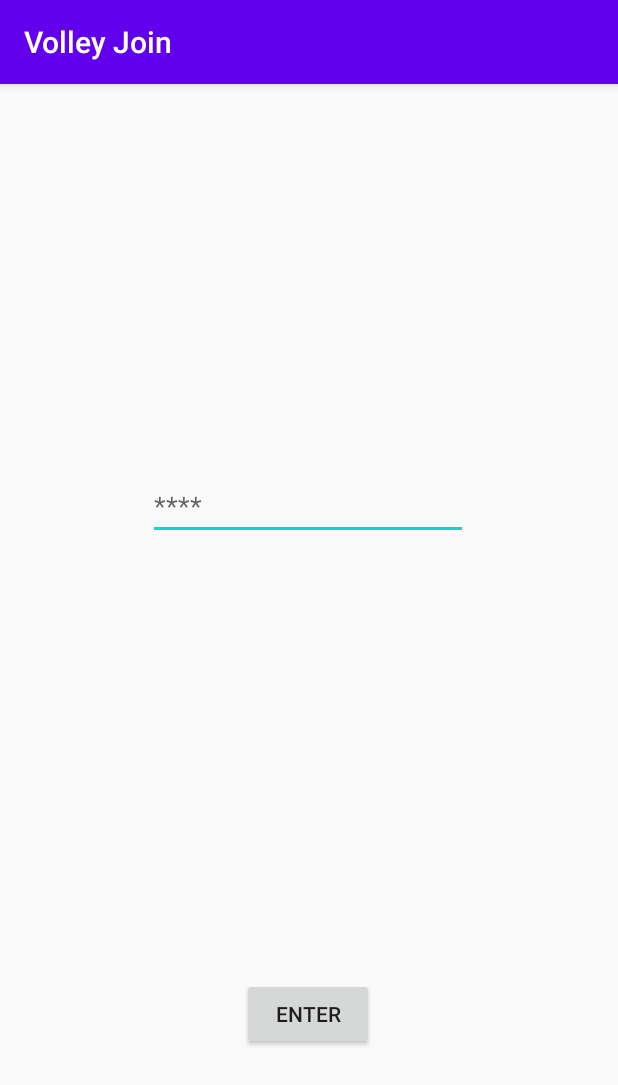
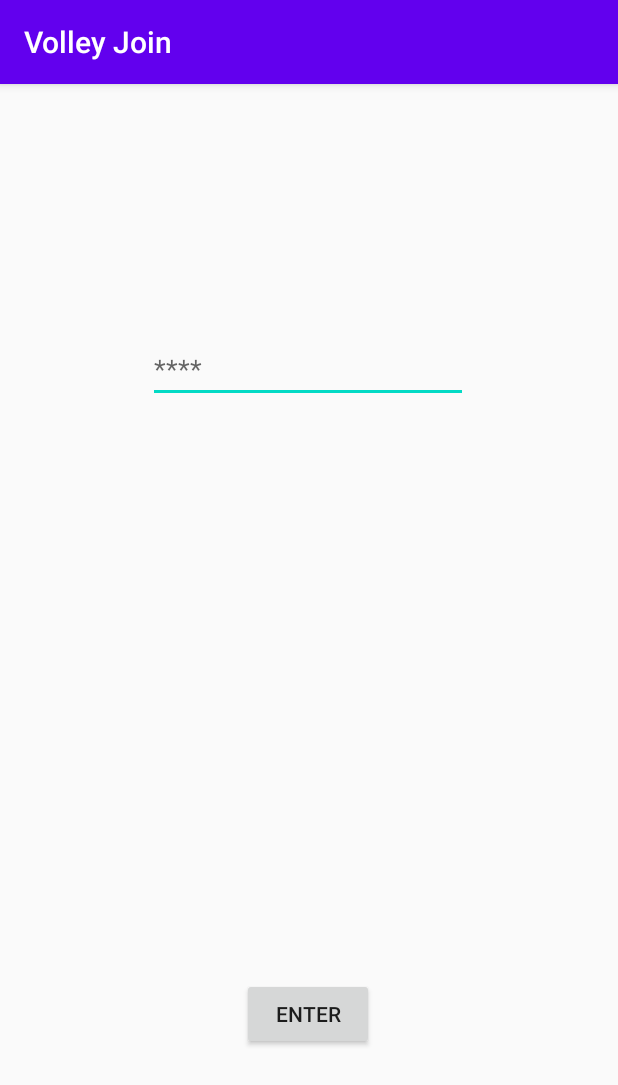
Before and after one commit to omri30000/Volleyball-App, an Android app: the screen it shows after launch (ZeroActivity), on a phone screen of 412 x 824 dp. Shown: the top 1085 px of the screen. Run offline under Robolectric (Android 15) with nearby library versions, the phone set to English and light mode, and no system bars.

Commit message:
change layout

```diff
--- a/VolleyBallClientAndroid/app/src/main/res/layout/activity_zero.xml
+++ b/VolleyBallClientAndroid/app/src/main/res/layout/activity_zero.xml
@@ -13,13 +13,15 @@
         android:layout_marginBottom="292dp"
         android:autofillHints=""
         android:ems="10"
+        android:hint="****"
         android:inputType="textPassword"
         android:text=""
-        android:hint="****"
         app:layout_constraintBottom_toTopOf="@+id/btnSendPass"
         app:layout_constraintEnd_toEndOf="parent"
         app:layout_constraintHorizontal_bias="0.497"
-        app:layout_constraintStart_toStartOf="parent" />
+        app:layout_constraintStart_toStartOf="parent"
+        app:layout_constraintTop_toTopOf="parent"
+        app:layout_constraintVertical_bias="0.646" />
 
     <Button
         android:id="@+id/btnSendPass"
```
